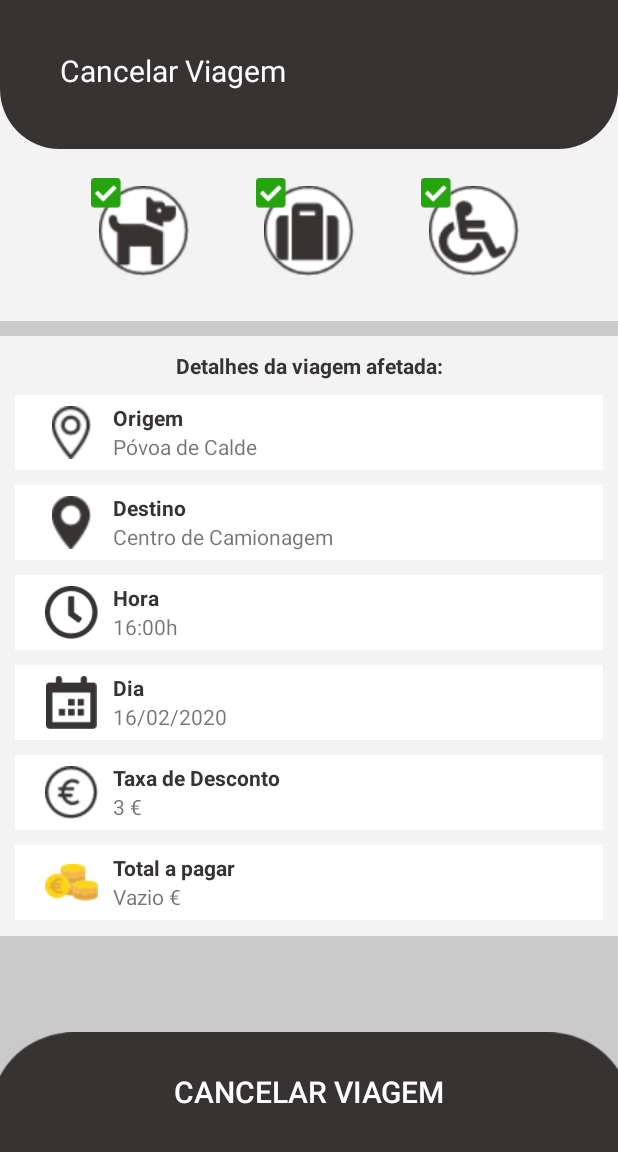
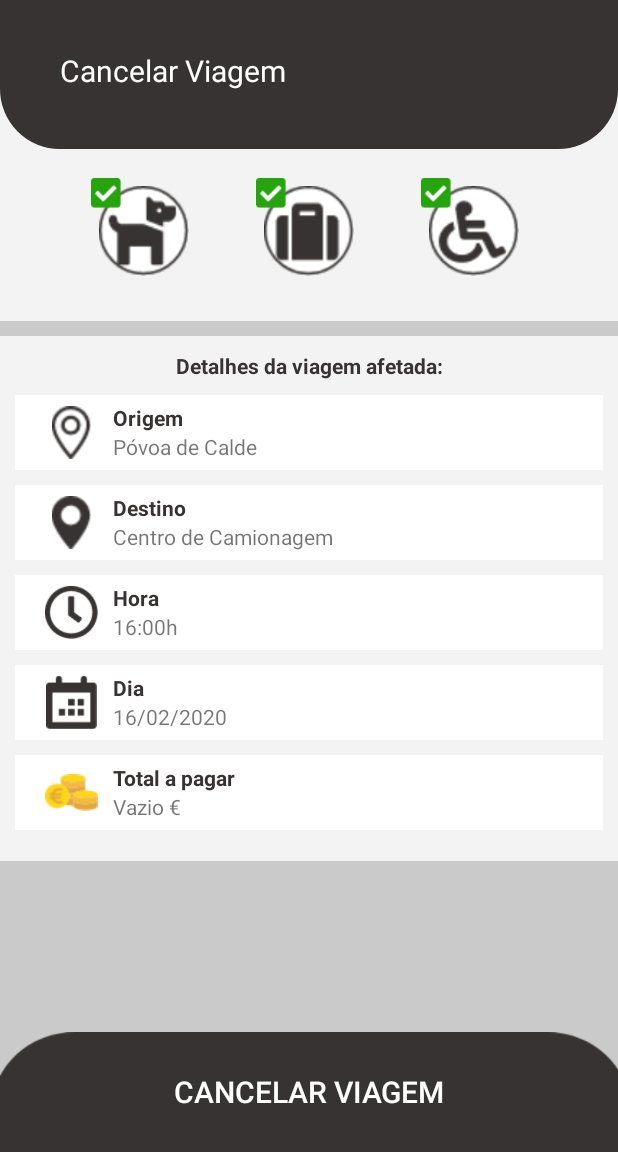
Before and after one commit to Estimaj/Android_APP, an Android app: the Cancelar_Viagem screen opened directly, with no data from a screen before it, on a phone screen of 412 x 824 dp, the part 84-1236 px from its top. Run offline under Robolectric (Android 15) with nearby library versions, the phone set to English and light mode, and no system bars.

Commit message:
Cancelar_Viagemasd

```diff
--- a/app/src/main/res/layout/activity_cancelar_viagem_pro.xml
+++ b/app/src/main/res/layout/activity_cancelar_viagem_pro.xml
@@ -32,7 +32,7 @@
             <ImageView
                 android:id="@+id/bg_white_cancelar_viagem_new"
                 android:layout_width="match_parent"
-                android:layout_height="400dp"
+                android:layout_height="350dp"
                 android:layout_marginTop="10dp"
                 android:background="@color/white_gray"
                 app:layout_constraintEnd_toEndOf="parent"
@@ -215,45 +215,7 @@
                 app:layout_constraintTop_toBottomOf="@id/textView_dia_cancelar_viagem_new" />
 
             <!--Taxa Desconto-->
-            <ImageView
-                android:id="@+id/taxa_desconto_cancelar_viagem_new"
-                android:layout_width="match_parent"
-                android:layout_height="50dp"
-                android:layout_margin="10dp"
-                android:background="@color/White"
-                app:layout_constraintEnd_toEndOf="parent"
-                app:layout_constraintStart_toStartOf="parent"
-                app:layout_constraintTop_toBottomOf="@id/dia_cancelar_viagem_new" />
 
-            <ImageView
-                android:id="@+id/euro_simbolo_icon_taxa_desconto_cancelar_viagem_new"
-                android:layout_width="35dp"
-                android:layout_height="35dp"
-                android:layout_margin="20dp"
-                app:layout_constraintBottom_toBottomOf="@id/taxa_desconto_cancelar_viagem_new"
-                app:layout_constraintStart_toStartOf="@id/taxa_desconto_cancelar_viagem_new"
-                app:layout_constraintTop_toTopOf="@id/taxa_desconto_cancelar_viagem_new"
-                app:srcCompat="@drawable/euro_simbolo_icon" />
-
-            <TextView
-                android:id="@+id/textView_taxa_desconto_cancelar_viagem_new"
-                android:layout_width="wrap_content"
-                android:layout_height="wrap_content"
-                android:layout_marginLeft="10dp"
-                android:layout_marginTop="5dp"
-                android:text="Taxa de Desconto"
-                android:textColor="@color/Black"
-                android:textStyle="bold"
-                app:layout_constraintStart_toEndOf="@id/euro_simbolo_icon_taxa_desconto_cancelar_viagem_new"
-                app:layout_constraintTop_toTopOf="@id/taxa_desconto_cancelar_viagem_new" />
-
-            <TextView
-                android:id="@+id/local_user_textView_taxa_desconto_cancelar_viagem_new"
-                android:layout_width="wrap_content"
-                android:layout_height="wrap_content"
-                android:text="3 €"
-                app:layout_constraintStart_toStartOf="@id/textView_taxa_desconto_cancelar_viagem_new"
-                app:layout_constraintTop_toBottomOf="@id/textView_taxa_desconto_cancelar_viagem_new" />
             <!--Notificação da atividade anterior-->
             <ImageView
                 android:id="@+id/bg_white_with_cancelar_viagem_new"
@@ -272,7 +234,7 @@
                 android:background="@color/White"
                 app:layout_constraintEnd_toEndOf="parent"
                 app:layout_constraintStart_toStartOf="parent"
-                app:layout_constraintTop_toBottomOf="@id/taxa_desconto_cancelar_viagem_new" />
+                app:layout_constraintTop_toBottomOf="@+id/dia_cancelar_viagem_new" />
 
             <ImageView
                 android:id="@+id/total_icon_cancelar_viagem_new"
```
Also changed, not shown: app/src/main/java/com/example/pint_android_v3/Cancelar_Viagem.java (+44 -2 lines), app/src/main/java/com/example/pint_android_v3/viagens_marcadas/CustomListAdapter_marcadas_teste.java (+31 -5 lines).
